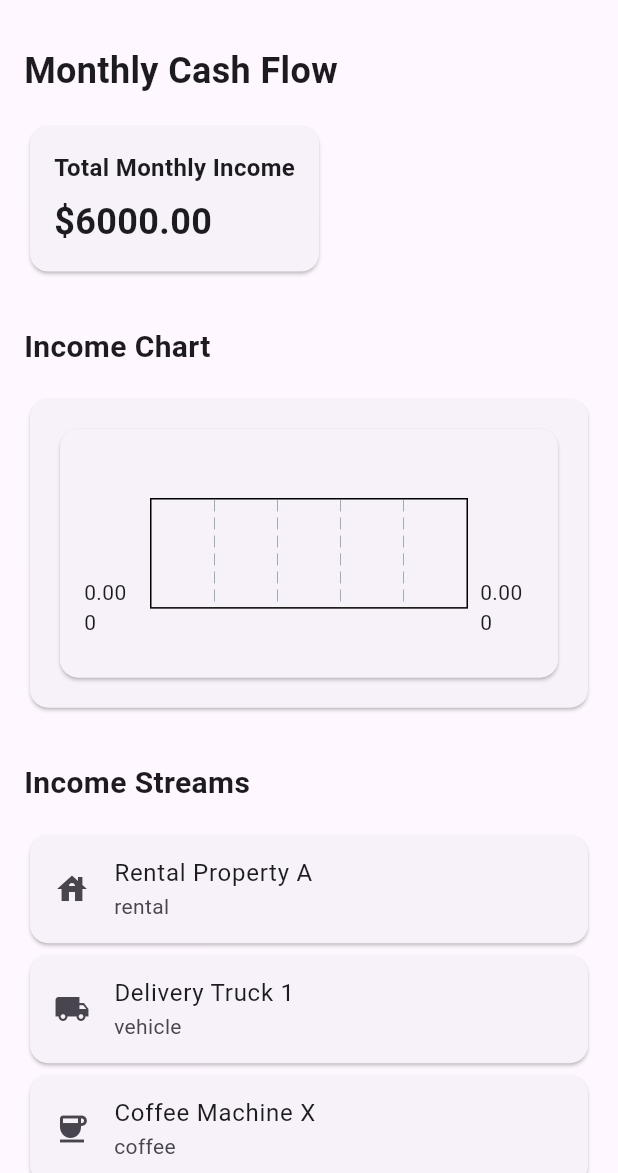
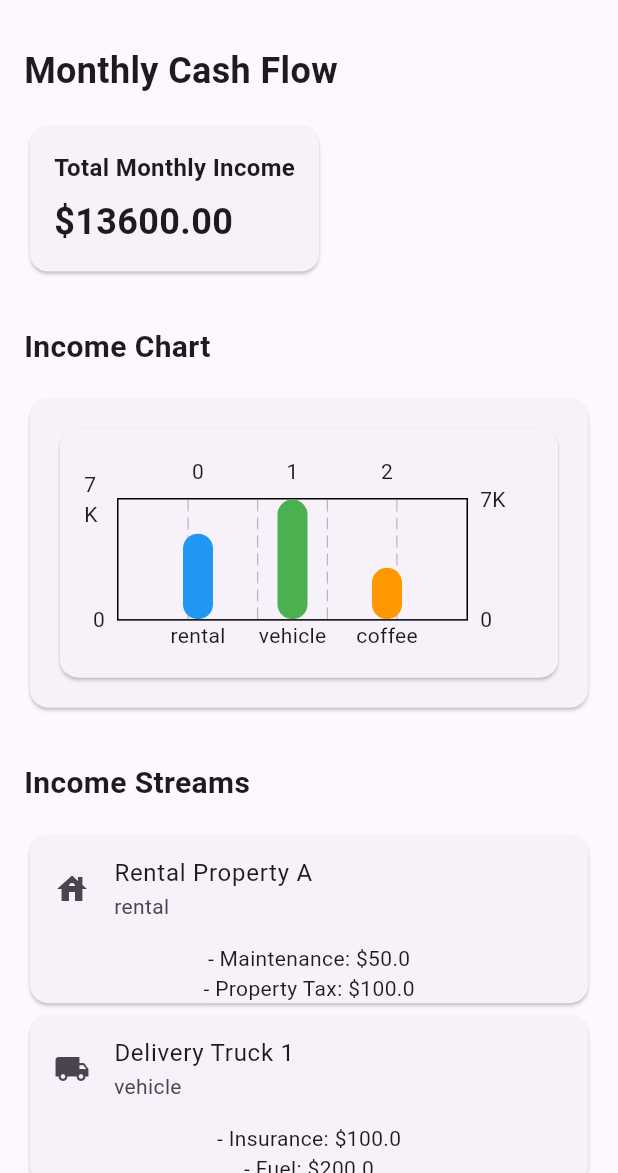
Before and after one commit to methitangon/max-income, a Flutter app: the screen it shows after launch, on a phone screen of 412 x 824 dp, the part 63-1236 px from its top. Run offline on Flutter 3.47's test engine with Material 3 defaults, Android fonts, the phone set to English and light mode, and no system bars; drawn by our look-alikes of fl_chart.

Commit message:
add chart to summarize all of income

```diff
--- a/lib/mock_income_source.dart
+++ b/lib/mock_income_source.dart
@@ -1,7 +1,54 @@
 import 'package:max_income/models/income_source.dart';
 
 final List<IncomeSource> mockIncomeSources = [
-  IncomeSource(id: 1, name: 'Rental Property A', type: 'rental', amount: 1000),
-  IncomeSource(id: 2, name: 'Delivery Truck 1', type: 'vehicle', amount: 2000),
-  IncomeSource(id: 3, name: 'Coffee Machine X', type: 'coffee', amount: 3000),
+  IncomeSource(
+    id: 1,
+    name: 'Rental Property A',
+    type: 'rental',
+    amount: 1000,
+    costs: [
+      Cost(name: 'Maintenance', amount: 50),
+      Cost(name: 'Property Tax', amount: 100),
+    ],
+  ),
+  IncomeSource(
+    id: 2,
+    name: 'Delivery Truck 1',
+    type: 'vehicle',
+    amount: 2000,
+    costs: [
+      Cost(name: 'Insurance', amount: 100),
+      Cost(name: 'Fuel', amount: 200),
+    ],
+  ),
+  IncomeSource(
+    id: 3,
+    name: 'Coffee Machine X',
+    type: 'coffee',
+    amount: 3000,
+    costs: [
+      Cost(name: 'Maintenance', amount: 50),
+      Cost(name: 'Supplies', amount: 100),
+    ],
+  ),
+  IncomeSource(
+    id: 4,
+    name: 'Rental Property B',
+    type: 'rental',
+    amount: 4000,
+    costs: [
+      Cost(name: 'Repair', amount: 200),
+      Cost(name: 'Utilities', amount: 150),
+    ],
+  ),
+  IncomeSource(
+    id: 5,
+    name: 'Delivery Truck 2',
+    type: 'vehicle',
+    amount: 5000,
+    costs: [
+      Cost(name: 'Insurance', amount: 150),
+      Cost(name: 'Fuel', amount: 300),
+    ],
+  ),
 ];
--- a/lib/models/income_source.dart
+++ b/lib/models/income_source.dart
@@ -3,11 +3,14 @@
   final String name;
   final String type;
   final double amount;
+  final List<Cost> costs; // Add costs property
+
   IncomeSource({
     required this.id,
     required this.name,
     required this.type,
     required this.amount,
+    required this.costs, // Add costs to constructor
   });
 
   factory IncomeSource.fromJson(Map<String, dynamic> json) {
@@ -16,6 +19,10 @@
       name: json['name'] as String,
       type: json['type'] as String,
       amount: json['amount'] as double,
+      costs: (json['costs'] as List<dynamic>?)
+              ?.map((cost) => Cost.fromJson(cost))
+              .toList() ??
+          [], // Parse costs from JSON
     );
   }
 
@@ -25,6 +32,29 @@
       'name': name,
       'type': type,
       'amount': amount,
+      'costs':
+          costs.map((cost) => cost.toJson()).toList(), // Include costs in JSON
     };
   }
 }
+
+class Cost {
+  final String name;
+  final double amount;
+
+  Cost({required this.name, required this.amount});
+
+  factory Cost.fromJson(Map<String, dynamic> json) {
+    return Cost(
+      name: json['name'] as String,
+      amount: json['amount'] as double,
+    );
+  }
+
+  Map<String, dynamic> toJson() {
+    return {
+      'name': name,
+      'amount': amount,
+    };
+  }
+}
--- a/lib/screens/dashboard_screen.dart
+++ b/lib/screens/dashboard_screen.dart
@@ -9,8 +9,7 @@
 
   @override
   Widget build(BuildContext context) {
-    double totalIncome =
-        mockIncomeSources.fold<double>(0, (sum, item) => sum + item.amount);
+    mockIncomeSources.fold<double>(0, (sum, item) => sum + item.amount);
 
     return Scaffold(
       appBar: AppBar(
@@ -22,7 +21,7 @@
           child: Column(
             crossAxisAlignment: CrossAxisAlignment.start,
             children: [
-              MonthlyCashFlow(totalIncome: totalIncome),
+              MonthlyCashFlow(),
               const SizedBox(height: 32),
               const Text(
                 'Income Chart',
@@ -39,10 +38,7 @@
                 ),
               ),
               const SizedBox(height: 32),
-              SizedBox(
-                height: 400, // or FlexFit.tight
-                child: IncomeStreams(incomeSources: mockIncomeSources),
-              ),
+              IncomeStreams(incomeSources: mockIncomeSources),
               const SizedBox(height: 20),
             ],
           ),
--- a/lib/widgets/income_chart.dart
+++ b/lib/widgets/income_chart.dart
@@ -1,6 +1,7 @@
 import 'package:fl_chart/fl_chart.dart';
 import 'package:flutter/material.dart';
 import 'package:max_income/models/income_source.dart';
+import 'package:collection/collection.dart';
 
 class IncomeChart extends StatelessWidget {
   final List<IncomeSource> incomeSources;
@@ -9,17 +10,99 @@
 
   @override
   Widget build(BuildContext context) {
+    // Group income sources by type and sum their amounts
+    final groupedIncomeSources =
+        groupBy<IncomeSource, String>(incomeSources, (source) => source.type);
+    final summedIncomeSources = groupedIncomeSources.entries.map((entry) {
+      final type = entry.key;
+      final totalAmount =
+          entry.value.fold<double>(0, (sum, source) => sum + source.amount);
+      return MapEntry(type, totalAmount);
+    });
+
     return Card(
       child: Container(
         padding: const EdgeInsets.all(16.0),
-        height: 200, // Adjust the height as needed
+        height: 200,
         child: BarChart(
           BarChartData(
-              // Customize the chart data and appearance here
-              //...
+            barGroups: summedIncomeSources
+                .map((entry) => BarChartGroupData(
+                      x: _getTypeIndex(entry.key),
+                      barRods: [
+                        BarChartRodData(
+                          toY: entry.value,
+                          color: _getColorForType(entry.key),
+                          width: 20,
+                          rodStackItems: [
+                            BarChartRodStackItem(
+                              entry.value,
+                              entry.value,
+                              Colors.red,
+                            ),
+                          ],
+                        ),
+                      ],
+                    ))
+                .toList(),
+            titlesData: FlTitlesData(
+              show: true,
+              bottomTitles: AxisTitles(
+                sideTitles: SideTitles(
+                  showTitles: true,
+                  getTitlesWidget: (double value, TitleMeta meta) {
+                    final index = value.toInt();
+                    if (index >= 0 && index < summedIncomeSources.length) {
+                      final type = summedIncomeSources.elementAt(index).key;
+                      return Text(type);
+                    }
+                    return const Text('');
+                  },
+                ),
               ),
+              leftTitles: AxisTitles(
+                sideTitles: SideTitles(
+                  showTitles: true,
+                ),
+              ),
+            ),
+            borderData: FlBorderData(
+              show: true,
+            ),
+            gridData: FlGridData(
+              show: true,
+            ),
+          ),
         ),
       ),
     );
   }
+
+  // Helper function to get index for type
+  int _getTypeIndex(String type) {
+    switch (type) {
+      case 'rental':
+        return 0;
+      case 'vehicle':
+        return 1;
+      case 'coffee':
+        return 2;
+      default:
+        return 0;
+    }
+  }
+
+  // Helper function to get color based on income source type
+  Color _getColorForType(String type) {
+    switch (type) {
+      case 'rental':
+        return Colors.blue;
+      case 'vehicle':
+        return Colors.green;
+      case 'coffee':
+        return Colors.orange;
+      default:
+        return Colors.grey;
+    }
+  }
 }
--- a/lib/widgets/income_source_list.dart
+++ b/lib/widgets/income_source_list.dart
@@ -9,15 +9,30 @@
   @override
   Widget build(BuildContext context) {
     return ListView.builder(
+      shrinkWrap: true, // Add this property
+      physics: const NeverScrollableScrollPhysics(),
       itemCount: incomeSources.length,
       itemBuilder: (context, index) {
         final incomeSource = incomeSources[index];
         return Card(
-          child: ListTile(
-            leading: Icon(_getIconForType(incomeSource.type)),
-            title: Text(incomeSource.name),
-            subtitle: Text(incomeSource.type),
-            // Add onTap to navigate to details screen
+          child: Column(
+            children: [
+              ListTile(
+                leading: Icon(_getIconForType(incomeSource.type)),
+                title: Text(incomeSource.name),
+                subtitle: Text(incomeSource.type),
+              ),
+              // Display costs here
+              if (incomeSource.costs.isNotEmpty)
+                Padding(
+                  padding: const EdgeInsets.symmetric(horizontal: 16.0),
+                  child: Column(
+                    children: incomeSource.costs
+                        .map((cost) => Text('- ${cost.name}: \$${cost.amount}'))
+                        .toList(),
+                  ),
+                ),
+            ],
           ),
         );
       },
--- a/lib/widgets/income_stream.dart
+++ b/lib/widgets/income_stream.dart
@@ -17,9 +17,7 @@
           style: TextStyle(fontSize: 20, fontWeight: FontWeight.bold),
         ),
         const SizedBox(height: 16),
-        Expanded(
-          child: IncomeSourceList(incomeSources: incomeSources),
-        ),
+        IncomeSourceList(incomeSources: incomeSources),
       ],
     );
   }
--- a/lib/widgets/income_summary_card.dart
+++ b/lib/widgets/income_summary_card.dart
@@ -19,7 +19,10 @@
             ),
             const SizedBox(height: 8),
             Text(
-              '\$${totalIncome.toStringAsFixed(2)}',
+              // Display 0 if totalIncome is 0
+              totalIncome == 0
+                  ? '\$0.00'
+                  : '\$${totalIncome.toStringAsFixed(2)}',
               style: const TextStyle(fontSize: 24, fontWeight: FontWeight.bold),
             ),
           ],
--- a/lib/widgets/monthly_cash_flow.dart
+++ b/lib/widgets/monthly_cash_flow.dart
@@ -1,13 +1,19 @@
 import 'package:flutter/material.dart';
+import 'package:max_income/mock_income_source.dart';
 import 'package:max_income/widgets/income_summary_card.dart';
 
 class MonthlyCashFlow extends StatelessWidget {
-  final double totalIncome;
-
-  const MonthlyCashFlow({super.key, required this.totalIncome});
+  const MonthlyCashFlow({super.key});
 
   @override
   Widget build(BuildContext context) {
+    // Calculate net income
+    double netIncome = mockIncomeSources.fold<double>(0, (sum, incomeSource) {
+      final totalCosts = incomeSource.costs
+          .fold<double>(0, (costSum, cost) => costSum + cost.amount);
+      return sum + incomeSource.amount - totalCosts;
+    });
+
     return Column(
       crossAxisAlignment: CrossAxisAlignment.start,
       children: [
@@ -16,7 +22,7 @@
           style: TextStyle(fontSize: 24, fontWeight: FontWeight.bold),
         ),
         const SizedBox(height: 16),
-        IncomeSummaryCard(totalIncome: totalIncome),
+        IncomeSummaryCard(totalIncome: netIncome), // Display net income
       ],
     );
   }
```
